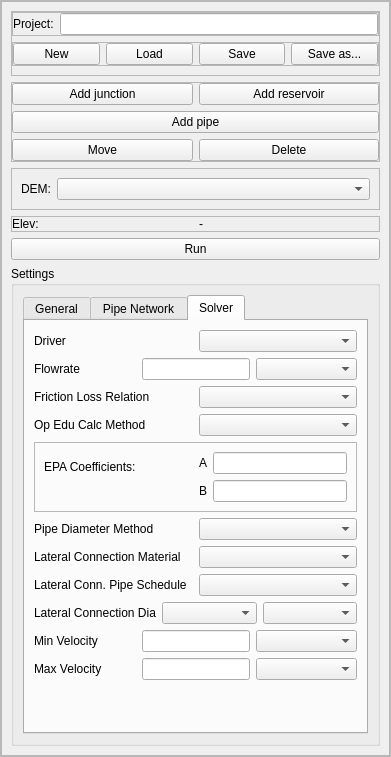
Old version of the form ui/xpss_dockwidget.ui in the repository mcgoldba/XPSS.
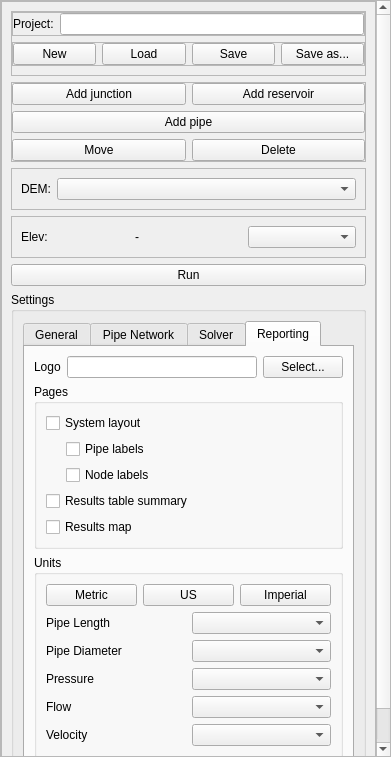
New version of the form.

Commit message: WIP:  Added feature attributes

```diff
--- a/ui/xpss_dockwidget.ui
+++ b/ui/xpss_dockwidget.ui
@@ -44,7 +44,7 @@
          <x>0</x>
          <y>0</y>
          <width>375</width>
-         <height>743</height>
+         <height>812</height>
         </rect>
        </property>
        <layout class="QVBoxLayout" name="verticalLayout_3">
@@ -74,19 +74,9 @@
           <property name="frameShadow">
            <enum>QFrame::Raised</enum>
           </property>
+          <layout class="QVBoxLayout" name="verticalLayout_25">
+           <item>
           <layout class="QVBoxLayout" name="verticalLayout_2">
-           <property name="leftMargin">
-            <number>9</number>
-           </property>
-           <property name="topMargin">
-            <number>9</number>
-           </property>
-           <property name="rightMargin">
-            <number>9</number>
-           </property>
-           <property name="bottomMargin">
-            <number>9</number>
-           </property>
            <item>
             <widget class="QFrame" name="fra_project">
              <property name="frameShape">
@@ -331,24 +321,8 @@
               <enum>QFrame::Raised</enum>
              </property>
              <layout class="QGridLayout" name="gridLayout">
-              <property name="leftMargin">
-               <number>0</number>
-              </property>
-              <property name="topMargin">
-               <number>0</number>
-              </property>
-              <property name="rightMargin">
-               <number>0</number>
-              </property>
-              <property name="bottomMargin">
-               <number>0</number>
-              </property>
-              <item row="0" column="1">
-               <widget class="QLabel" name="lbl_elev_val">
-                <property name="text">
-                 <string>-</string>
-                </property>
-               </widget>
+                <item row="0" column="2">
+                 <widget class="QComboBox" name="cbo_dem_units"/>
               </item>
               <item row="0" column="0">
                <widget class="QLabel" name="lbl_elev">
@@ -357,6 +331,13 @@
                 </property>
                </widget>
               </item>
+                <item row="0" column="1">
+                 <widget class="QLabel" name="lbl_elev_val">
+                  <property name="text">
+                   <string>-</string>
+                  </property>
+                 </widget>
+                </item>
              </layout>
             </widget>
            </item>
@@ -388,9 +369,9 @@
                  </sizepolicy>
                 </property>
                 <property name="currentIndex">
-                 <number>2</number>
-                </property>
-                <widget class="QWidget" name="tab">
+                   <number>3</number>
+                  </property>
+                  <widget class="QWidget" name="tab_general">
                  <attribute name="title">
                   <string>General</string>
                  </attribute>
@@ -518,7 +499,7 @@
                   </item>
                  </layout>
                 </widget>
-                <widget class="QWidget" name="settings_pipe_net">
+                  <widget class="QWidget" name="tab_settings_pipe_net">
                  <attribute name="title">
                   <string>Pipe Network</string>
                  </attribute>
@@ -578,7 +559,7 @@
                       <item>
                        <widget class="QLabel" name="txt_roughness_unit">
                         <property name="text">
-                         <string> </string>
+                           <string/>
                         </property>
                        </widget>
                       </item>
@@ -669,7 +650,7 @@
                   </item>
                  </layout>
                 </widget>
-                <widget class="QWidget" name="settings_solver">
+                  <widget class="QWidget" name="tab_settings_solver">
                  <attribute name="title">
                   <string>Solver</string>
                  </attribute>
@@ -679,7 +660,7 @@
                     <item>
                      <layout class="QHBoxLayout" name="horizontalLayout_2">
                       <item>
-                       <widget class="QLabel" name="lbl_driver">
+                         <widget class="QLabel" name="lbl_solver">
                         <property name="sizePolicy">
                          <sizepolicy hsizetype="Minimum" vsizetype="Minimum">
                           <horstretch>0</horstretch>
@@ -687,12 +668,12 @@
                          </sizepolicy>
                         </property>
                         <property name="text">
-                         <string>Driver</string>
+                           <string>Solver</string>
                         </property>
                        </widget>
                       </item>
                       <item>
-                       <widget class="QComboBox" name="cbo_driver">
+                         <widget class="QComboBox" name="cbo_solver">
                         <property name="sizePolicy">
                          <sizepolicy hsizetype="Preferred" vsizetype="Fixed">
                           <horstretch>0</horstretch>
@@ -969,10 +950,237 @@
                   </item>
                  </layout>
                 </widget>
-               </widget>
-              </item>
-             </layout>
-            </widget>
+                  <widget class="QWidget" name="tab_report">
+                   <attribute name="title">
+                    <string>Reporting</string>
+                   </attribute>
+                   <layout class="QGridLayout" name="gridLayout_2">
+                    <item row="0" column="0">
+                     <layout class="QVBoxLayout" name="verticalLayout_24">
+                      <item>
+                       <layout class="QHBoxLayout" name="horizontalLayout_26">
+                        <item>
+                         <widget class="QLabel" name="lbl_logo">
+                          <property name="text">
+                           <string>Logo</string>
+                          </property>
+                         </widget>
+                        </item>
+                        <item>
+                         <widget class="QLineEdit" name="txt_logo"/>
+                        </item>
+                        <item>
+                         <widget class="QPushButton" name="bto_select_logo">
+                          <property name="text">
+                           <string>Select...</string>
+                          </property>
+                         </widget>
+                        </item>
+                       </layout>
+                      </item>
+                      <item>
+                       <widget class="QGroupBox" name="gb_pages">
+                        <property name="title">
+                         <string>Pages</string>
+                        </property>
+                        <layout class="QVBoxLayout" name="verticalLayout_21">
+                         <item>
+                          <layout class="QVBoxLayout" name="verticalLayout_20">
+                           <item>
+                            <widget class="QCheckBox" name="chk_layout">
+                             <property name="text">
+                              <string>System layout</string>
+                             </property>
+                            </widget>
+                           </item>
+                           <item>
+                            <layout class="QHBoxLayout" name="horizontalLayout_27">
+                             <item>
+                              <spacer name="horizontalSpacer_2">
+                               <property name="orientation">
+                                <enum>Qt::Horizontal</enum>
+                               </property>
+                               <property name="sizeType">
+                                <enum>QSizePolicy::Fixed</enum>
+                               </property>
+                               <property name="sizeHint" stdset="0">
+                                <size>
+                                 <width>20</width>
+                                 <height>20</height>
+                                </size>
+                               </property>
+                              </spacer>
+                             </item>
+                             <item>
+                              <layout class="QVBoxLayout" name="verticalLayout_19">
+                               <item>
+                                <widget class="QCheckBox" name="chk_pipe_lbl">
+                                 <property name="text">
+                                  <string>Pipe labels</string>
+                                 </property>
+                                </widget>
+                               </item>
+                               <item>
+                                <widget class="QCheckBox" name="chk_node_lbl">
+                                 <property name="text">
+                                  <string>Node labels</string>
+                                 </property>
+                                </widget>
+                               </item>
+                              </layout>
+                             </item>
+                            </layout>
+                           </item>
+                           <item>
+                            <widget class="QCheckBox" name="chk_table_summary">
+                             <property name="text">
+                              <string>Results table summary</string>
+                             </property>
+                            </widget>
+                           </item>
+                           <item>
+                            <widget class="QCheckBox" name="chk_results_map">
+                             <property name="text">
+                              <string>Results map</string>
+                             </property>
+                            </widget>
+                           </item>
+                          </layout>
+                         </item>
+                        </layout>
+                       </widget>
+                      </item>
+                      <item>
+                       <widget class="QGroupBox" name="gb_units">
+                        <property name="title">
+                         <string>Units</string>
+                        </property>
+                        <layout class="QVBoxLayout" name="verticalLayout_23">
+                         <item>
+                          <layout class="QVBoxLayout" name="verticalLayout_22">
+                           <item>
+                            <layout class="QHBoxLayout" name="horizontalLayout_28">
+                             <item>
+                              <widget class="QPushButton" name="bto_metric">
+                               <property name="text">
+                                <string>Metric</string>
+                               </property>
+                              </widget>
+                             </item>
+                             <item>
+                              <widget class="QPushButton" name="bto_us">
+                               <property name="text">
+                                <string>US</string>
+                               </property>
+                              </widget>
+                             </item>
+                             <item>
+                              <widget class="QPushButton" name="bto_imperial">
+                               <property name="text">
+                                <string>Imperial</string>
+                               </property>
+                              </widget>
+                             </item>
+                            </layout>
+                           </item>
+                           <item>
+                            <layout class="QHBoxLayout" name="horizontalLayout_29">
+                             <item>
+                              <widget class="QLabel" name="lbl_pipe_length">
+                               <property name="text">
+                                <string>Pipe Length</string>
+                               </property>
+                              </widget>
+                             </item>
+                             <item>
+                              <widget class="QComboBox" name="cbo_rpt_units_pipe_length"/>
+                             </item>
+                            </layout>
+                           </item>
+                           <item>
+                            <layout class="QHBoxLayout" name="horizontalLayout_33">
+                             <item>
+                              <widget class="QLabel" name="lbl_diameter">
+                               <property name="text">
+                                <string>Pipe Diameter</string>
+                               </property>
+                              </widget>
+                             </item>
+                             <item>
+                              <widget class="QComboBox" name="cbo_rpt_units_diameter"/>
+                             </item>
+                            </layout>
+                           </item>
+                           <item>
+                            <layout class="QHBoxLayout" name="horizontalLayout_31">
+                             <item>
+                              <widget class="QLabel" name="lbl_pressure">
+                               <property name="text">
+                                <string>Pressure</string>
+                               </property>
+                              </widget>
+                             </item>
+                             <item>
+                              <widget class="QComboBox" name="cbo_rpt_units_pressure"/>
+                             </item>
+                            </layout>
+                           </item>
+                           <item>
+                            <layout class="QHBoxLayout" name="horizontalLayout_30">
+                             <item>
+                              <widget class="QLabel" name="lbl_flow">
+                               <property name="text">
+                                <string>Flow</string>
+                               </property>
+                              </widget>
+                             </item>
+                             <item>
+                              <widget class="QComboBox" name="cbo_rpt_units_flow"/>
+                             </item>
+                            </layout>
+                           </item>
+                           <item>
+                            <layout class="QHBoxLayout" name="horizontalLayout_32">
+                             <item>
+                              <widget class="QLabel" name="lbl_velocity">
+                               <property name="text">
+                                <string>Velocity</string>
+                               </property>
+                              </widget>
+                             </item>
+                             <item>
+                              <widget class="QComboBox" name="cbo_rpt_units_velocity"/>
+                             </item>
+                            </layout>
+                           </item>
+                          </layout>
+                         </item>
+                        </layout>
+                       </widget>
+                      </item>
+                      <item>
+                       <spacer name="verticalSpacer_4">
+                        <property name="orientation">
+                         <enum>Qt::Vertical</enum>
+                        </property>
+                        <property name="sizeHint" stdset="0">
+                         <size>
+                          <width>17</width>
+                          <height>13</height>
+                         </size>
+                        </property>
+                       </spacer>
+                      </item>
+                     </layout>
+                    </item>
+                   </layout>
+                  </widget>
+                 </widget>
+                </item>
+               </layout>
+              </widget>
+             </item>
+            </layout>
            </item>
           </layout>
          </widget>
```
Lines whose indentation alone changed are shown as unchanged. The commit also changes 142 other files.
